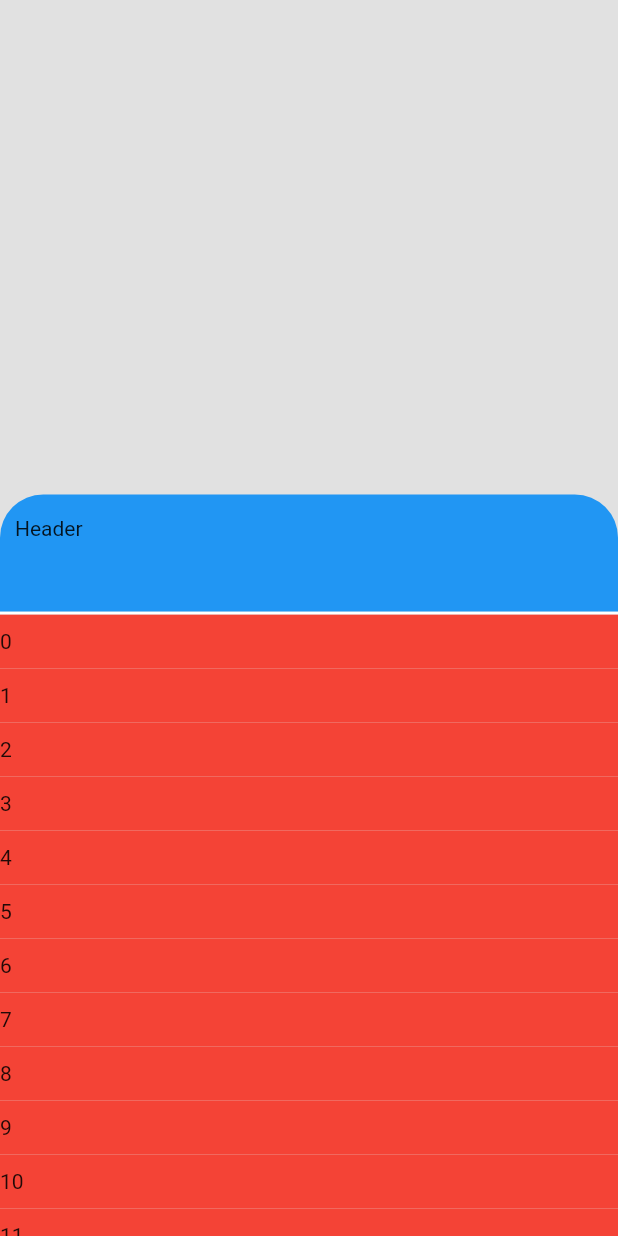
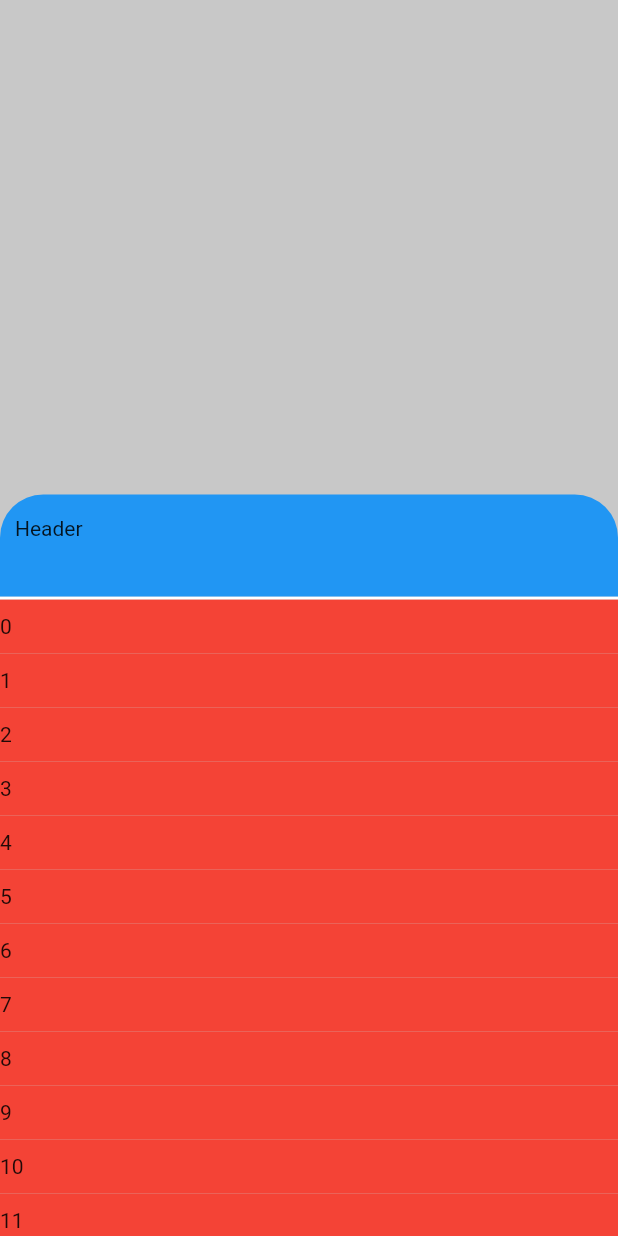
Before and after one commit to Mohammad-Hosein88/expanded_bottom_sheet, a Flutter app: the screen it shows after launch, after a tap on "Show Bottom Sheet", on a phone screen of 412 x 824 dp. Run offline on Flutter 3.47's test engine with Material 2 defaults, Android fonts, the phone set to English and light mode, and no system bars; missing offline and left inert: back_button_interceptor.

Commit message:
made bottom sheet customizable

```diff
--- a/example/lib/main.dart
+++ b/example/lib/main.dart
@@ -31,16 +31,6 @@ class _MyHomePageState extends State<MyHomePage> {
   @override
   void initState() {
     super.initState();
-    ScrollableBottomSheet().headerWidget = Container(child: Text("Header"));
-    ScrollableBottomSheet().centerWidget = SliverList(
-        delegate: SliverChildBuilderDelegate(
-            (context, index) => Container(
-                  color: Colors.red,
-                  alignment: Alignment.centerLeft,
-                  padding: EdgeInsets.symmetric(vertical: 10),
-                  child: Text("$index"),
-                ),
-            childCount: 100));
   }
 
   @override
@@ -53,20 +43,46 @@ class _MyHomePageState extends State<MyHomePage> {
   }
 }
 
-class CustomWidget extends StatelessWidget {
+class CustomWidget extends StatefulWidget {
+  @override
+  _CustomWidgetState createState() => _CustomWidgetState();
+}
+
+class _CustomWidgetState extends State<CustomWidget> {
+
+
   void showBottomSheet(BuildContext context) {
     ScrollableBottomSheet().openBottomSheet(context,
-        backgroundColor: Colors.black, backgroundOpacity: 0.1);
+        headerWidget: Container(child: Text("Header")),
+        bodyWidget: SliverList(
+          delegate: SliverChildBuilderDelegate(
+          (context, index) => Container(
+            color: Colors.red,
+              alignment: Alignment.centerLeft,
+              padding: EdgeInsets.symmetric(vertical: 10),
+              child: Text("$index"),
+              ),
+            childCount: 100
+          )
+        ),
+        backgroundColor: Colors.transparent,
+        backgroundOpacity: 0.2,
+        headerHeight: 70.0,
+        hasRadius: true
+    );
   }
+
 
   @override
   Widget build(BuildContext context) {
-    return Center(
-      child: GestureDetector(
-        child: Text("Show Bottom Sheet"),
-        onTap: () {
-          showBottomSheet(context);
-        },
+    return Scaffold(
+      body: Center(
+        child: Builder(builder: (context) => GestureDetector(
+          child: Text("Show Bottom Sheet"),
+          onTap: () {
+            showBottomSheet(context);
+          },
+        )),
       ),
     );
   }
--- a/lib/ScrollableBottomSheet.dart
+++ b/lib/ScrollableBottomSheet.dart
@@ -1,4 +1,4 @@
-import 'package:expanded_bottom_sheet/scrollable_bottom_sheet.dart';
+import 'package:expanded_bottom_sheet/ScrollableBottomSheetWidget.dart';
 import 'package:flutter/material.dart';
 import 'package:flutter/widgets.dart';
 
@@ -12,19 +12,11 @@ class ScrollableBottomSheet {
 
   ScrollableBottomSheet._();
 
-  Widget? _bodyWidget;
-  Widget? _headerWidget;
-  PersistentBottomSheetController? _bottomSheetController;
   final ValueNotifier<Color> _bottomSheetBackgroundColor =
       ValueNotifier<Color>(Colors.black.withOpacity(0.4));
+  PersistentBottomSheetController? _bottomSheetController;
+  bool isBottomSheetClosed = false;
 
-  set centerWidget(Widget newWidget) {
-    _bodyWidget = newWidget;
-  }
-
-  set headerWidget(Widget newWidget) {
-    _headerWidget = newWidget;
-  }
 
   void closeBottomSheet() {
     _bottomSheetBackgroundColor.value = Colors.transparent;
@@ -32,11 +24,12 @@ class ScrollableBottomSheet {
   }
 
   void openBottomSheet(BuildContext context,
-      {Color backgroundColor = Colors.black, double backgroundOpacity = 0.4}) {
+      {required Widget bodyWidget, required Widget headerWidget, double headerHeight = 80.0, Color backgroundColor = Colors.black, double backgroundOpacity = 0.4, bool headerIsPinned = true, bool hasRadius = true}) {
     Future.delayed(Duration(milliseconds: 500), () {
       _bottomSheetBackgroundColor.value =
           backgroundColor.withOpacity(backgroundOpacity);
     });
+
     _bottomSheetController =
         Scaffold.of(context).showBottomSheet((context) => GestureDetector(
               onTap: () {
@@ -45,18 +38,30 @@ class ScrollableBottomSheet {
               },
               child: ValueListenableBuilder(
                 valueListenable: _bottomSheetBackgroundColor,
-                builder: (context, Color? value, child) => Container(
-                    color: value,
-                    child: GestureDetector(
-                        onTap: () {
-                          print("gesture");
-                        },
-                        child: ScrollableBottomSheetWidget(
-                          body: _bodyWidget!,
-                          header: _headerWidget!,
-                          width: MediaQuery.of(context).size.width,
-                        ))),
+                builder: (context, Color? value, child) => GestureDetector(
+                  onVerticalDragUpdate: (DragUpdateDetails details){
+                    // TO PREVENT IT FROM SCROLLING DOWN
+                  },
+                  onTap: (){
+                    closeBottomSheet();
+                  },
+                  child: Container(
+                      color: value,
+                      child: GestureDetector(
+                          onTap: () {},
+                          child: ScrollableBottomSheetWidget(
+                            headerIsPersistent: true,
+                            body: bodyWidget,
+                            header: headerWidget,
+                            headerHeight: headerHeight,
+                            hasRadius: hasRadius,
+                            width: MediaQuery.of(context).size.width,
+                          )
+                      )
+                  ),
+                ),
               ),
-            ));
+            )
+        );
   }
 }
--- /dev/null
+++ b/lib/ScrollableBottomSheetWidget.dart
@@ -0,0 +1,120 @@
+import 'package:back_button_interceptor/back_button_interceptor.dart';
+import 'package:expanded_bottom_sheet/BottomSheetCustomPersistentHeader.dart';
+import 'package:expanded_bottom_sheet/ScrollableBottomSheet.dart';
+import 'package:flutter/cupertino.dart';
+import 'package:flutter/material.dart';
+
+class ScrollableBottomSheetWidget extends StatefulWidget {
+  ScrollableBottomSheetWidget(
+      {Key? key, required this.body, required this.header, required this.width, required this.headerIsPersistent, required this.headerHeight, required this.hasRadius})
+      : super(key: key);
+
+  final Widget header;
+  final Widget body;
+  final double width;
+  final double headerHeight;
+  final bool headerIsPersistent;
+  final bool hasRadius;
+
+  @override
+  _ScrollableBottomSheetWidgetState createState() =>
+      _ScrollableBottomSheetWidgetState();
+}
+
+class _ScrollableBottomSheetWidgetState
+    extends State<ScrollableBottomSheetWidget> {
+  ValueNotifier<double> _topRadius = ValueNotifier(25);
+  double _scrollLastExtent = 0.0;
+
+  @override
+  void initState() {
+    BackButtonInterceptor.add(backFunction);
+    _topRadius = ValueNotifier(widget.hasRadius ? widget.width * 0.07 : 0.0);
+    super.initState();
+  }
+
+  @override
+  void dispose() {
+    BackButtonInterceptor.remove(backFunction);
+    super.dispose();
+  }
+
+  bool backFunction(bool stopDefaultButtonEvent, RouteInfo info) {
+    ScrollableBottomSheet().closeBottomSheet();
+    return true;
+  }
+
+  @override
+  Widget build(BuildContext context) {
+    final width = MediaQuery.of(context).size.width;
+    return DraggableScrollableSheet(
+      minChildSize: 0.001,
+      maxChildSize: 1.0,
+      initialChildSize: 0.6,
+      builder: (context, scrollController) {
+        return ValueListenableBuilder(
+          child: widget.body,
+          valueListenable: _topRadius,
+          builder: (context, double radius, child) {
+            return NotificationListener<DraggableScrollableNotification>(
+              onNotification: widget.hasRadius ? (scrollData) {
+                // CHECKING IF THE SCROLL VIEW IS IN THE CERTAIN POINT TO CHANGE THE RADIUS FOR SMOOTH ANIMATED-LIKE CHANGE
+                if (scrollData.extent > 0.95 && scrollData.extent <= 1.0) {
+                  if ((scrollData.extent - _scrollLastExtent) > 0.0) {
+                    _topRadius.value -= 2;
+                  } else {
+                    if (radius < width * 0.07) {
+                      _topRadius.value += 2;
+                    }
+                  }
+                }
+
+                // CHECKING IF THE SCROLL VIEW IS BEING SCROLLED FAST SO IT WILL CHANGE SHAPE SUDDENLY
+                if (scrollData.extent <= 0.95) {
+                  _topRadius.value = width * 0.07;
+                }
+                _scrollLastExtent = scrollData.extent;
+                return true;
+              } : (scrollData){
+                return true;
+              },
+              child: NotificationListener<ScrollNotification>(
+                onNotification: (scrollData) {
+                  if (scrollData.metrics.pixels > 0.0) {
+                    _topRadius.value = 0.0;
+                  }
+
+                  // WHEN RELEASED IT GOES DOWN
+                  if (scrollData is ScrollEndNotification) {
+                    if (scrollData.metrics.viewportDimension < 350) {
+                      ScrollableBottomSheet().closeBottomSheet();
+                    }
+                  } else if (scrollData is ScrollNotification) {
+                    if (scrollData.metrics.viewportDimension < 0) {
+                      ScrollableBottomSheet().closeBottomSheet();
+                    }
+                  }
+                  return true;
+                },
+                child: CustomScrollView(
+                  controller: scrollController,
+                  slivers: [
+                    SliverPersistentHeader(
+                      pinned: widget.headerIsPersistent,
+                      delegate: BottomSheetCustomPersistentHeader(
+                        headerHeight: widget.headerHeight,
+                        borderRadius: radius,
+                        headerWidget: widget.header,
+                      ),
+                    ),
+                    child!
+                  ],
+                ),
+              ),
+            );
+          },
+        );
+      },
+    );
+  }
+}
--- a/lib/scrollable_bottom_sheet.dart
+++ b/lib/scrollable_bottom_sheet.dart
@@ -1,105 +1,3 @@
 library scrollable_bottom_sheet;
 
-import 'package:expanded_bottom_sheet/BottomSheetCustomPersistentHeader.dart';
-import 'package:expanded_bottom_sheet/ScrollableBottomSheet.dart';
-import 'package:flutter/cupertino.dart';
-import 'package:flutter/material.dart';
-
-class ScrollableBottomSheetWidget extends StatefulWidget {
-  ScrollableBottomSheetWidget(
-      {Key? key, required this.body, required this.header, required this.width})
-      : super(key: key);
-
-  final Widget header;
-  final Widget body;
-  final double width;
-
-  @override
-  _ScrollableBottomSheetWidgetState createState() =>
-      _ScrollableBottomSheetWidgetState();
-}
-
-class _ScrollableBottomSheetWidgetState
-    extends State<ScrollableBottomSheetWidget> {
-  ValueNotifier<double> _topRadius = ValueNotifier(25);
-  double _scrollLastExtent = 0.0;
-
-  @override
-  void initState() {
-    _topRadius = ValueNotifier(widget.width * 0.07);
-    super.initState();
-  }
-
-  @override
-  Widget build(BuildContext context) {
-    final width = MediaQuery.of(context).size.width;
-    return DraggableScrollableSheet(
-      minChildSize: 0.001,
-      maxChildSize: 1.0,
-      initialChildSize: 0.6,
-      builder: (context, scrollController) {
-        return ValueListenableBuilder(
-          child: widget.body,
-          valueListenable: _topRadius,
-          builder: (context, double radius, child) {
-            return Container(
-              child: NotificationListener<DraggableScrollableNotification>(
-                onNotification: (scrollData) {
-                  // CHECKING IF THE SCROLL VIEW IS IN THE CERTAIN POINT TO CHANGE THE RADIUS FOR SMOOTH ANIMATED-LIKE CHANGE
-                  if (scrollData.extent > 0.95 && scrollData.extent <= 1.0) {
-                    if ((scrollData.extent - _scrollLastExtent) > 0.0) {
-                      _topRadius.value -= 2;
-                    } else {
-                      if (radius < width * 0.07) {
-                        _topRadius.value += 2;
-                      }
-                    }
-                  }
-
-                  // CHECKING IF THE SCROLL VIEW IS BEING SCROLLED FAST SO IT WILL CHANGE SHAPE SUDDENLY
-                  if (scrollData.extent <= 0.95) {
-                    _topRadius.value = width * 0.07;
-                  }
-                  _scrollLastExtent = scrollData.extent;
-                  return true;
-                },
-                child: NotificationListener<ScrollNotification>(
-                  onNotification: (scrollData) {
-                    if (scrollData.metrics.pixels > 0.0) {
-                      _topRadius.value = 0.0;
-                    }
-
-                    // WHEN RELEASED IT GOES DOWN
-                    if (scrollData is ScrollEndNotification) {
-                      if (scrollData.metrics.viewportDimension < 350) {
-                        ScrollableBottomSheet().closeBottomSheet();
-                      }
-                    } else if (scrollData is ScrollNotification) {
-                      if (scrollData.metrics.viewportDimension < 0) {
-                        ScrollableBottomSheet().closeBottomSheet();
-                      }
-                    }
-                    return true;
-                  },
-                  child: CustomScrollView(
-                    controller: scrollController,
-                    slivers: [
-                      SliverPersistentHeader(
-                        pinned: true,
-                        delegate: BottomSheetCustomPersistentHeader(
-                          borderRadius: radius,
-                          headerWidget: widget.header,
-                        ),
-                      ),
-                      child!
-                    ],
-                  ),
-                ),
-              ),
-            );
-          },
-        );
-      },
-    );
-  }
-}
+export 'package:expanded_bottom_sheet/ScrollableBottomSheetWidget.dart';
--- a/pubspec.yaml
+++ b/pubspec.yaml
@@ -1,6 +1,6 @@
 name: expanded_bottom_sheet
 description: A scrollable bottom sheet with ability to be expanded and scroll more
-version: 0.0.3
+version: 0.0.4
 repository: "https://github.com/Mohammad-Hosein88/expanded_bottom_sheet"
 
 environment:
@@ -8,6 +8,7 @@ environment:
   flutter: ">=1.17.0"
 
 dependencies:
+  back_button_interceptor: ^5.0.1
   flutter:
     sdk: flutter
 
```
Also changed, not shown: lib/BottomSheetCustomPersistentHeader.dart (+6 -5 lines), example/pubspec.lock, pubspec.lock, 2 other files.
